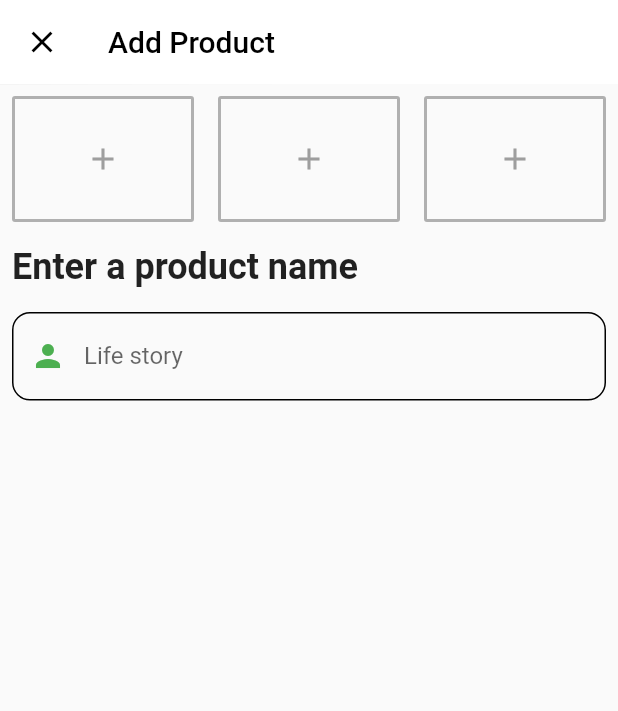
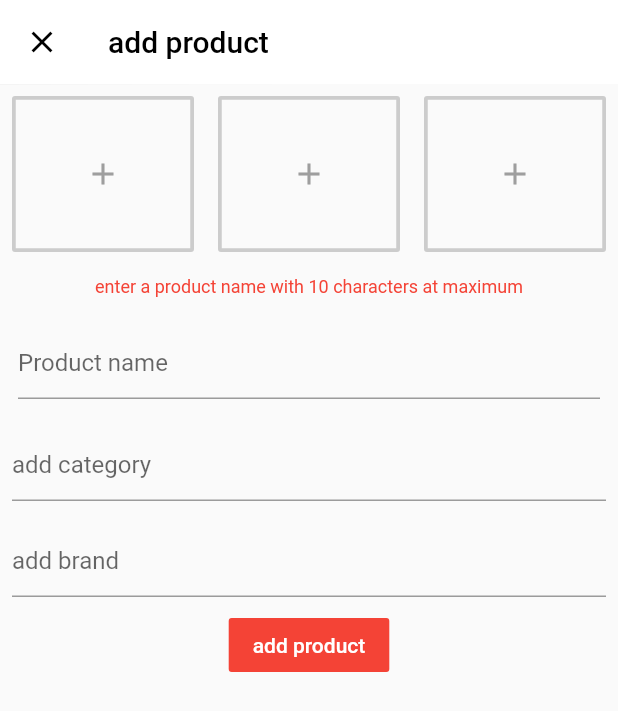
Before and after one commit to brakenseddik/shoppy_admin, a Flutter app: the AddProduct screen opened directly, on a phone screen of 412 x 824 dp. Shown: the top 711 px of the screen. Run offline on Flutter 3.47's test engine with Material 2 defaults, Android fonts, the phone set to English and light mode, and no system bars; drawn by our look-alikes of flutter_typeahead; our stand-ins replace cloud_firestore, fluttertoast; accounts and stored records are empty; statements that could not run were skipped.

Commit message:
search suggestions

```diff
--- a/lib/db/brand.dart
+++ b/lib/db/brand.dart
@@ -1,5 +1,6 @@
 import 'package:cloud_firestore/cloud_firestore.dart';
 import 'package:uuid/uuid.dart';
+import 'dart:convert';
 
 class BrandService {
   Firestore _firestore = Firestore.instance;
@@ -17,4 +18,12 @@ class BrandService {
       return snaps.documents;
     });
   }
+
+  Future<List<DocumentSnapshot>> getSuggestions(String suggestion) => _firestore
+          .collection(ref)
+          .where('brand', isEqualTo: suggestion)
+          .getDocuments()
+          .then((snap) {
+        return snap.documents;
+      });
 }
--- a/lib/db/category.dart
+++ b/lib/db/category.dart
@@ -16,4 +16,12 @@ class CategoryService {
       return snaps.documents;
     });
   }
+
+  Future<List<DocumentSnapshot>> getSuggestions(String suggestion) => _firestore
+          .collection(ref)
+          .where('category', isEqualTo: suggestion)
+          .getDocuments()
+          .then((snap) {
+        return snap.documents;
+      });
 }
--- a/lib/screens/add_product.dart
+++ b/lib/screens/add_product.dart
@@ -1,9 +1,8 @@
 import 'package:flutter/material.dart';
-import 'dart:convert';
-import 'package:image_picker/image_picker.dart';
+import 'package:cloud_firestore/cloud_firestore.dart';
 import '../db/category.dart';
 import '../db/brand.dart';
-import 'package:cloud_firestore/cloud_firestore.dart';
+import 'package:flutter_typeahead/flutter_typeahead.dart';
 
 class AddProduct extends StatefulWidget {
   @override
@@ -11,55 +10,62 @@ class AddProduct extends StatefulWidget {
 }
 
 class _AddProductState extends State<AddProduct> {
-  TextEditingController ProductNameController;
+  CategoryService _categoryService = CategoryService();
+  BrandService _brandService = BrandService();
+  GlobalKey<FormState> _formKey = GlobalKey<FormState>();
+  TextEditingController productNameController = TextEditingController();
   List<DocumentSnapshot> brands = <DocumentSnapshot>[];
-
   List<DocumentSnapshot> categories = <DocumentSnapshot>[];
-  List<DropdownMenuItem<String>> categoryDropdown =
+  List<DropdownMenuItem<String>> categoriesDropDown =
       <DropdownMenuItem<String>>[];
-  List<DropdownMenuItem<String>> brandsDropdown = <DropdownMenuItem<String>>[];
+  List<DropdownMenuItem<String>> brandsDropDown = <DropdownMenuItem<String>>[];
   String _currentCategory;
   String _currentBrand;
-
   Color white = Colors.white;
   Color black = Colors.black;
   Color grey = Colors.grey;
-  GlobalKey<FormState> _globalKey = GlobalKey();
+  Color red = Colors.red;
 
   @override
   void initState() {
-    categoryDropdown = getCategoriesDropDown();
-    super.initState();
+    _getCategories();
+//    _getBrands();
+    categoriesDropDown = getCategoriesDropdown();
   }
 
-  List<DropdownMenuItem<String>> getCategoriesDropDown() {
-    List<DropdownMenuItem<String>> items = <DropdownMenuItem<String>>[];
-    for (DocumentSnapshot category in categories) {
-      items.add(DropdownMenuItem(
-        child: Text(category['brand']),
-      ));
+  getCategoriesDropdown() {
+    List<DropdownMenuItem<String>> items = new List();
+    for (int i = 0; i < categories.length; i++) {
+      setState(() {
+        categoriesDropDown.insert(
+            0,
+            DropdownMenuItem(
+                child: Text(categories[i]['category']),
+                value: categories[i]['category']));
+      });
     }
-    return items;
+    print(items.length);
   }
 
   @override
   Widget build(BuildContext context) {
     return Scaffold(
       appBar: AppBar(
+        elevation: 0.1,
         backgroundColor: white,
-        elevation: 0.1,
         leading: Icon(
           Icons.close,
           color: black,
         ),
         title: Text(
-          'Add Product',
+          "add product",
           style: TextStyle(color: black),
         ),
       ),
       body: Form(
-        key: _globalKey,
-        child: ListView(
+        key: _formKey,
+        child: SingleChildScrollView(
+          child: Column(
             children: <Widget>[
               Row(
                 children: <Widget>[
@@ -67,12 +73,12 @@ class _AddProductState extends State<AddProduct> {
                     child: Padding(
                       padding: const EdgeInsets.all(8.0),
                       child: OutlineButton(
+                        borderSide: BorderSide(
+                            color: grey.withOpacity(0.5), width: 2.5),
                         onPressed: () {},
-                      borderSide:
-                          BorderSide(color: grey.withOpacity(0.8), width: 2),
                         child: Padding(
-                        padding: const EdgeInsets.fromLTRB(8.0, 30, 8, 30),
-                        child: Icon(
+                          padding: const EdgeInsets.fromLTRB(14, 40, 14, 40),
+                          child: new Icon(
                             Icons.add,
                             color: grey,
                           ),
@@ -84,12 +90,12 @@ class _AddProductState extends State<AddProduct> {
                     child: Padding(
                       padding: const EdgeInsets.all(8.0),
                       child: OutlineButton(
+                        borderSide: BorderSide(
+                            color: grey.withOpacity(0.5), width: 2.5),
                         onPressed: () {},
-                      borderSide:
-                          BorderSide(color: grey.withOpacity(0.8), width: 2),
                         child: Padding(
-                        padding: const EdgeInsets.fromLTRB(8.0, 30, 8, 30),
-                        child: Icon(
+                          padding: const EdgeInsets.fromLTRB(14, 40, 14, 40),
+                          child: new Icon(
                             Icons.add,
                             color: grey,
                           ),
@@ -101,12 +107,12 @@ class _AddProductState extends State<AddProduct> {
                     child: Padding(
                       padding: const EdgeInsets.all(8.0),
                       child: OutlineButton(
+                        borderSide: BorderSide(
+                            color: grey.withOpacity(0.5), width: 2.5),
                         onPressed: () {},
-                      borderSide:
-                          BorderSide(color: grey.withOpacity(0.8), width: 2),
                         child: Padding(
-                        padding: const EdgeInsets.fromLTRB(8.0, 30, 8, 30),
-                        child: Icon(
+                          padding: const EdgeInsets.fromLTRB(14, 40, 14, 40),
+                          child: new Icon(
                             Icons.add,
                             color: grey,
                           ),
@@ -116,45 +122,116 @@ class _AddProductState extends State<AddProduct> {
                   ),
                 ],
               ),
+
               Padding(
                 padding: const EdgeInsets.all(8.0),
                 child: Text(
-                'Enter a product name',
-                style: TextStyle(fontSize: 24, fontWeight: FontWeight.bold),
+                  'enter a product name with 10 characters at maximum',
+                  textAlign: TextAlign.center,
+                  style: TextStyle(color: red, fontSize: 12),
                 ),
               ),
+
+              Padding(
+                padding: const EdgeInsets.all(12.0),
+                child: TextFormField(
+                  controller: productNameController,
+                  decoration: InputDecoration(hintText: 'Product name'),
+                  validator: (value) {
+                    if (value.isEmpty) {
+                      return 'You must enter the product name';
+                    } else if (value.length > 10) {
+                      return 'Product name cant have more than 10 letters';
+                    }
+                  },
+                ),
+              ),
+
+//              select category
+
+              Visibility(
+                visible: _currentCategory != null || _currentCategory == '',
+                child: Text(_currentCategory ?? "null",
+                    style: TextStyle(color: red)),
+              ),
+
               Padding(
                 padding: const EdgeInsets.all(8.0),
-              child: TextFormField(
-                controller: ProductNameController,
-                decoration: InputDecoration(
-                  hintText: 'Product name',
-                  //helperText: 'Keep it short, this is just a demo.',
-                  labelText: 'Life story',
-                  prefixIcon: const Icon(
-                    Icons.person,
-                    color: Colors.green,
-                  ),
-                  prefixText: '',
-                  focusColor: Colors.yellowAccent,
-                  suffixText: 'FR',
-                  enabledBorder: OutlineInputBorder(
-                    borderRadius: BorderRadius.circular(12.0),
-                  ),
-                  suffixStyle: const TextStyle(color: Colors.green),
-                  border: OutlineInputBorder(
-                      borderSide: new BorderSide(color: grey)),
-                ),
-                validator: (value) {
-                  if (value.isEmpty)
-                    return 'you must enter a product name';
-                  else if (value.length > 10) return 'product name too long';
+                child: TypeAheadField(
+                  textFieldConfiguration: TextFieldConfiguration(
+                      autofocus: false,
+                      decoration: InputDecoration(hintText: 'add category')),
+                  suggestionsCallback: (pattern) async {
+                    return await _categoryService.getSuggestions(pattern);
+                  },
+                  itemBuilder: (context, suggestion) {
+                    return ListTile(
+                      leading: Icon(Icons.category),
+                      title: Text(suggestion['category']),
+                    );
+                  },
+                  onSuggestionSelected: (suggestion) {
+                    setState(() {
+                      _currentCategory = suggestion['category'];
+                    });
                   },
                 ),
+              ),
+
+//            select brand
+
+              Visibility(
+                visible: _currentBrand != null || _currentBrand == '',
+                child:
+                    Text(_currentBrand ?? "null", style: TextStyle(color: red)),
+              ),
+
+              Padding(
+                padding: const EdgeInsets.all(8.0),
+                child: TypeAheadField(
+                  textFieldConfiguration: TextFieldConfiguration(
+                      autofocus: false,
+                      decoration: InputDecoration(hintText: 'add brand')),
+                  suggestionsCallback: (pattern) async {
+                    return await _brandService.getSuggestions(pattern);
+                  },
+                  itemBuilder: (context, suggestion) {
+                    return ListTile(
+                      leading: Icon(Icons.category),
+                      title: Text(suggestion['brand']),
+                    );
+                  },
+                  onSuggestionSelected: (suggestion) {
+                    setState(() {
+                      _currentBrand = suggestion['brand'];
+                    });
+                  },
+                ),
+              ),
+
+              FlatButton(
+                color: red,
+                textColor: white,
+                child: Text('add product'),
+                onPressed: () {},
               )
             ],
           ),
         ),
+      ),
     );
   }
+
+  _getCategories() async {
+    List<DocumentSnapshot> data = await _categoryService.getCategories();
+    print(data.length);
+    setState(() {
+      categories = data;
+      print(categories.length);
+    });
   }
+
+  changeSelectedCategory(String selectedCategory) {
+    setState(() => _currentCategory = selectedCategory);
+  }
+}
--- a/pubspec.yaml
+++ b/pubspec.yaml
@@ -42,6 +42,7 @@ dev_dependencies:
   cached_network_image:
   intl: ^0.15.7
   uuid:
+  flutter_typeahead: ^1.8.7
 
 
 # For information on the generic Dart part of this file, see the
```
Also changed, not shown: pubspec.lock. Lines whose indentation alone changed are shown as unchanged.
